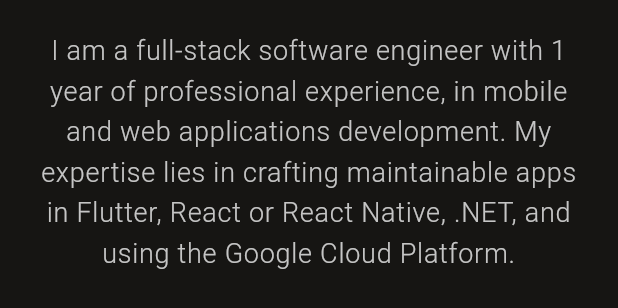
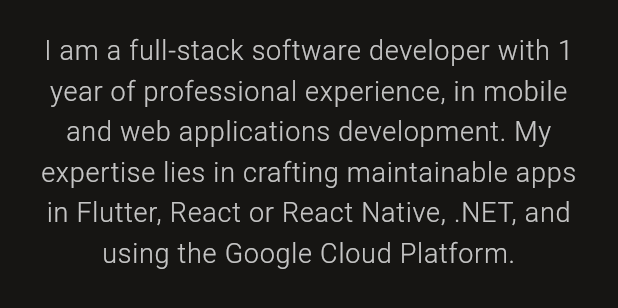
Before and after one commit to sakayase/FL-Portfolio, a Flutter app: the Description widget shown alone on an empty page, opened directly, on a phone screen of 412 x 824 dp. Shown: the top 308 px of the screen. Run offline on Flutter 3.47's test engine with Material 3 defaults, Android fonts, the phone set to English and light mode, and no system bars; our stand-ins replace flutter_svg, logger; missing offline and left inert: dart:html; Roboto replaces fonts that are missing (Poppins).

Commit message:
edit description

```diff
--- a/lib/components/description.dart
+++ b/lib/components/description.dart
@@ -15,7 +15,7 @@ class Description extends StatelessWidget {
       child: Container(
         constraints: const BoxConstraints(maxWidth: 1000),
         child: Text(
-          "I am a full-stack software engineer with 1 year of professional experience, in mobile and web applications development. My expertise lies in crafting maintainable apps in Flutter, React or React Native, .NET, and using the Google Cloud Platform.",
+          "I am a full-stack software developer with 1 year of professional experience, in mobile and web applications development. My expertise lies in crafting maintainable apps in Flutter, React or React Native, .NET, and using the Google Cloud Platform.",
           style: Theme.of(context).textTheme.bodyLarge,
           textAlign: TextAlign.center,
         ),
```
